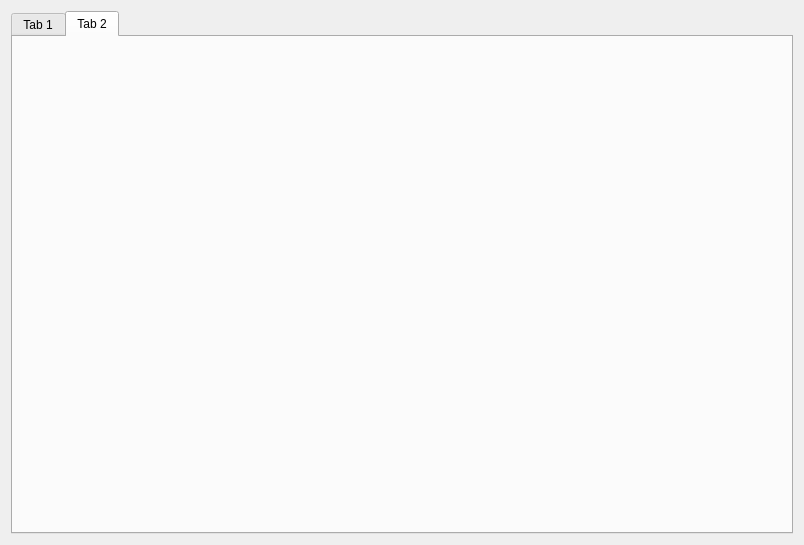
Qt form src/SecondDownloader/ui/frmsettings.ui (pinsoftstudio/SecondDownloader) before a commit.
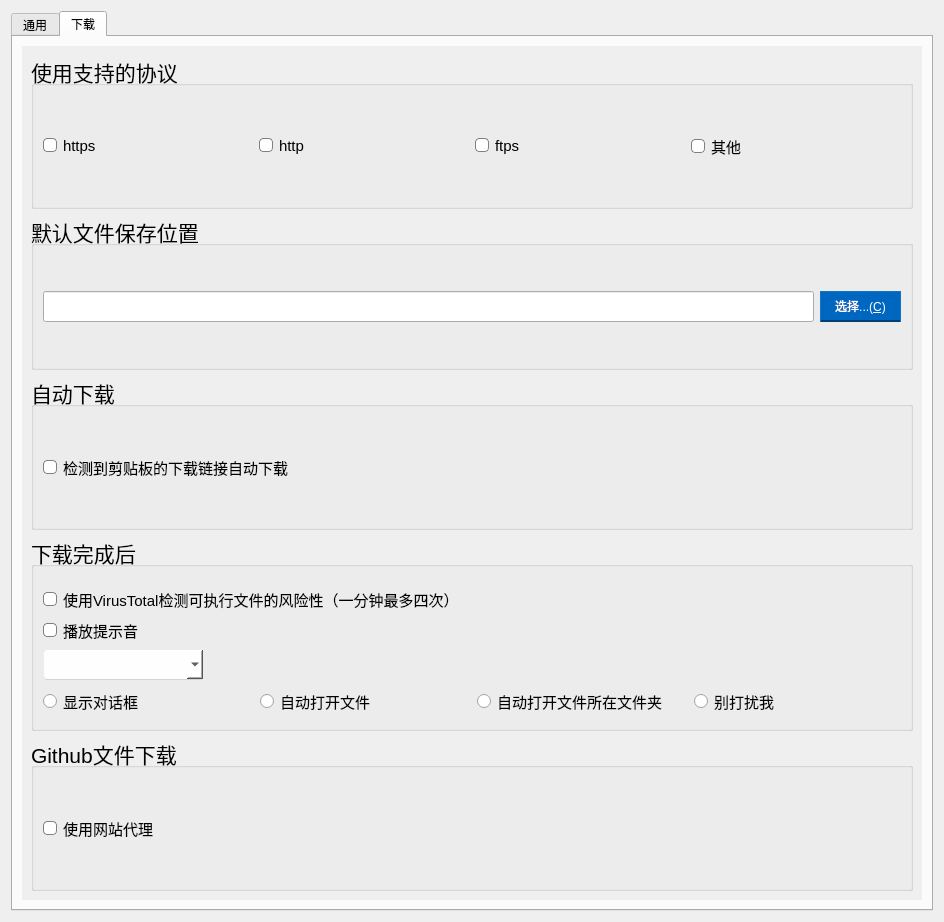
The same form after that commit. Icons and pictures are not drawn.

Patch:
```diff
--- a/src/SecondDownloader/ui/frmsettings.ui
+++ b/src/SecondDownloader/ui/frmsettings.ui
@@ -6,32 +6,561 @@
    <rect>
     <x>0</x>
     <y>0</y>
-    <width>804</width>
-    <height>545</height>
+    <width>944</width>
+    <height>922</height>
    </rect>
   </property>
   <property name="windowTitle">
    <string>Form</string>
   </property>
+  <property name="styleSheet">
+   <string notr="true">QComboBox::drop-down{
+	subcontrol-origin: padding;
+    subcontrol-position: top right;
+    width: 20px;
+	image: url(:/pics/res/drop-down.png);
+}
+QComboBox {  
+    border: 1px solid rgb(236,236,236); 
+	border-bottom-color: rgb(211, 211, 211);
+    border-radius: 4px;  
+    background-color: rgb(254, 254, 254); 
+	color:black;
+
+}  
+
+QComboBox:hover
+{
+	background-color:rgb(250, 250, 250);
+ }
+
+ QComboBox:pressed {  
+    background-color: rgb(250, 250, 250); 
+	border-bottom-color:rgb(236, 236, 236);
+	color:grey;
+}
+
+QComboBox QAbstractItemView {
+    border: 1px solid rgb(236,236,236); 
+	background-color: rgb(249,249,249);
+    border-radius: 6px;
+    padding: 1px 2px 1px 2px; 
+    min-width: 9em;   
+	outline:none;
+	
+}
+
+QComboBox QAbstractItemView::item {
+	border-radius: 6px;
+    height: 30px;  
+	color:black;
+	
+	background-color: rgb(249,249,249);
+
+}
+QComboBox QAbstractItemView::item:selected{
+	padding:3px;
+	border-top-left-radius:0px;
+	border-bottom-left-radius:0px;
+	border-left:2px solid rgb(0,103,192);
+
+} 
+
+QComboBox QAbstractItemView::item:hover {
+	border-top-left-radius:0px;
+	border-bottom-left-radius:0px;
+	border-left:none ;
+	background-color: rgb(240,240,240);
+	border-radius: 6px;
+
+
+	
+}
+QComboBox QAbstractItemView::item:pressed {
+	border-top-left-radius:0px;
+	border-bottom-left-radius:0px;
+	border-left:none ;
+	background-color: rgb(243,243,243);
+	border-radius: 6px;
+}
+QCheckBox::indicator:unchecked{
+	border: 1px solid grey;
+  border-radius:4px;
+  background-color:white;
+}
+QCheckBox::indicator:unchecked:hover{
+	border: 1px solid grey;
+  border-radius:4px;
+  background-color:rgb(227,227,227);
+}
+QCheckBox::indicator:checked{
+  border-image:url(:/pics/res/tick.png);
+  background-color: rgb(23, 143, 255);
+  /*border: 2px solid grey;*/
+  border-radius:4px;
+}
+QCheckBox::indicator:checked:hover{
+  border-image:url(:/pics/res/tick.png);
+  background-color: rgb(0,128,227);
+  /*border: 2px solid grey;*/
+  border-radius:4px;
+}
+</string>
+  </property>
   <layout class="QHBoxLayout" name="horizontalLayout">
    <item>
     <widget class="QTabWidget" name="tabWidget">
      <property name="styleSheet">
-      <string notr="true">
-</string>
+      <string notr="true"/>
+     </property>
+     <property name="tabPosition">
+      <enum>QTabWidget::North</enum>
+     </property>
+     <property name="tabShape">
+      <enum>QTabWidget::Rounded</enum>
      </property>
      <property name="currentIndex">
       <number>1</number>
      </property>
      <widget class="QWidget" name="tab">
       <attribute name="title">
-       <string>Tab 1</string>
+       <string>通用</string>
       </attribute>
      </widget>
      <widget class="QWidget" name="tab_2">
       <attribute name="title">
-       <string>Tab 2</string>
+       <string>下载</string>
       </attribute>
+      <layout class="QVBoxLayout" name="verticalLayout_5">
+       <item>
+        <widget class="QScrollArea" name="scrollDownload">
+         <property name="styleSheet">
+          <string notr="true"/>
+         </property>
+         <property name="frameShape">
+          <enum>QFrame::NoFrame</enum>
+         </property>
+         <property name="sizeAdjustPolicy">
+          <enum>QAbstractScrollArea::AdjustToContentsOnFirstShow</enum>
+         </property>
+         <property name="widgetResizable">
+          <bool>true</bool>
+         </property>
+         <widget class="QWidget" name="scrollAreaWidgetContents_2">
+          <property name="geometry">
+           <rect>
+            <x>0</x>
+            <y>0</y>
+            <width>912</width>
+            <height>867</height>
+           </rect>
+          </property>
+          <layout class="QVBoxLayout" name="verticalLayout_4">
+           <item>
+            <widget class="QGroupBox" name="groupBox_9">
+             <property name="minimumSize">
+              <size>
+               <width>0</width>
+               <height>100</height>
+              </size>
+             </property>
+             <property name="font">
+              <font>
+               <pointsize>16</pointsize>
+              </font>
+             </property>
+             <property name="title">
+              <string>使用支持的协议</string>
+             </property>
+             <property name="flat">
+              <bool>false</bool>
+             </property>
+             <layout class="QHBoxLayout" name="horizontalLayout_18">
+              <item>
+               <widget class="QCheckBox" name="chkProtrolHttps">
+                <property name="font">
+                 <font>
+                  <pointsize>11</pointsize>
+                 </font>
+                </property>
+                <property name="styleSheet">
+                 <string notr="true">QCheckBox::indicator:unchecked{
+  	border: 1px solid grey;
+	border-radius:4px;
+	background-color:white;
+}
+QCheckBox::indicator:unchecked:hover{
+  	border: 1px solid grey;
+	border-radius:4px;
+	background-color:rgb(227,227,227);
+}
+QCheckBox::indicator:checked{
+	border-image:url(:/pics/res/tick.png);
+	background-color: rgb(23, 143, 255);
+	/*border: 2px solid grey;*/
+	border-radius:4px;
+}
+QCheckBox::indicator:checked:hover{
+	border-image:url(:/pics/res/tick.png);
+	background-color: rgb(0,128,227);
+	/*border: 2px solid grey;*/
+	border-radius:4px;
+}</string>
+                </property>
+                <property name="text">
+                 <string>https</string>
+                </property>
+               </widget>
+              </item>
+              <item>
+               <widget class="QCheckBox" name="chkProtrolHttp">
+                <property name="font">
+                 <font>
+                  <pointsize>11</pointsize>
+                 </font>
+                </property>
+                <property name="text">
+                 <string>http</string>
+                </property>
+               </widget>
+              </item>
+              <item>
+               <widget class="QCheckBox" name="chkProtrolFtps">
+                <property name="font">
+                 <font>
+                  <pointsize>11</pointsize>
+                 </font>
+                </property>
+                <property name="text">
+                 <string>ftps</string>
+                </property>
+               </widget>
+              </item>
+              <item>
+               <widget class="QCheckBox" name="chkProtrolOthers">
+                <property name="font">
+                 <font>
+                  <pointsize>11</pointsize>
+                 </font>
+                </property>
+                <property name="text">
+                 <string>其他</string>
+                </property>
+               </widget>
+              </item>
+             </layout>
+            </widget>
+           </item>
+           <item>
+            <widget class="QGroupBox" name="groupBox_5">
+             <property name="minimumSize">
+              <size>
+               <width>0</width>
+               <height>100</height>
+              </size>
+             </property>
+             <property name="font">
+              <font>
+               <pointsize>16</pointsize>
+              </font>
+             </property>
+             <property name="title">
+              <string>默认文件保存位置</string>
+             </property>
+             <property name="flat">
+              <bool>false</bool>
+             </property>
+             <layout class="QVBoxLayout" name="verticalLayout_6">
+              <item>
+               <layout class="QHBoxLayout" name="horizontalLayout_8">
+                <item>
+                 <widget class="QLineEdit" name="lineSaveLocation">
+                  <property name="minimumSize">
+                   <size>
+                    <width>0</width>
+                    <height>31</height>
+                   </size>
+                  </property>
+                  <property name="maximumSize">
+                   <size>
+                    <width>16777215</width>
+                    <height>31</height>
+                   </size>
+                  </property>
+                 </widget>
+                </item>
+                <item>
+                 <widget class="QPushButton" name="btnSaveSelect">
+                  <property name="minimumSize">
+                   <size>
+                    <width>81</width>
+                    <height>31</height>
+                   </size>
+                  </property>
+                  <property name="maximumSize">
+                   <size>
+                    <width>81</width>
+                    <height>31</height>
+                   </size>
+                  </property>
+                  <property name="styleSheet">
+                   <string notr="true">QPushButton{
+	color: white;
+	background-color: rgb(0,103,192);
+	border:1px solid rgb(20,115,197);
+	border-bottom: 2px solid rgb(0,62,115);
+}
+QPushButton:disabled{
+	background-color: rgb(3, 41, 74);
+}
+QPushButton:hover{
+	color: white;
+	background-color: rgb(25,117,197);
+	border:1px solid rgb(43,128,202);
+	border-bottom: 2px solid rgb(15,70,118);
+}
+QPushButton:pressed{
+	color: rgb(194,218,239);
+	background-color: rgb(25,117,197);
+	border: 0px ;
+}</string>
+                  </property>
+                  <property name="text">
+                   <string>选择...(&amp;C)</string>
+                  </property>
+                 </widget>
+                </item>
+               </layout>
+              </item>
+             </layout>
+            </widget>
+           </item>
+           <item>
+            <widget class="QGroupBox" name="groupBox_20">
+             <property name="minimumSize">
+              <size>
+               <width>0</width>
+               <height>100</height>
+              </size>
+             </property>
+             <property name="font">
+              <font>
+               <pointsize>16</pointsize>
+              </font>
+             </property>
+             <property name="title">
+              <string>自动下载</string>
+             </property>
+             <property name="flat">
+              <bool>false</bool>
+             </property>
+             <layout class="QHBoxLayout" name="horizontalLayout_9">
+              <item>
+               <widget class="QCheckBox" name="chkDownLoadClip">
+                <property name="font">
+                 <font>
+                  <pointsize>11</pointsize>
+                 </font>
+                </property>
+                <property name="text">
+                 <string>检测到剪贴板的下载链接自动下载</string>
+                </property>
+               </widget>
+              </item>
+             </layout>
+            </widget>
+           </item>
+           <item>
+            <widget class="QGroupBox" name="groupBox_6">
+             <property name="minimumSize">
+              <size>
+               <width>0</width>
+               <height>195</height>
+              </size>
+             </property>
+             <property name="font">
+              <font>
+               <pointsize>16</pointsize>
+              </font>
+             </property>
+             <property name="title">
+              <string>下载完成后</string>
+             </property>
+             <property name="flat">
+              <bool>false</bool>
+             </property>
+             <layout class="QVBoxLayout" name="verticalLayout_8">
+              <item>
+               <layout class="QVBoxLayout" name="verticalLayout_3">
+                <property name="spacing">
+                 <number>7</number>
+                </property>
+                <property name="topMargin">
+                 <number>10</number>
+                </property>
+                <item>
+                 <widget class="QCheckBox" name="chkFinishedScan">
+                  <property name="font">
+                   <font>
+                    <pointsize>11</pointsize>
+                   </font>
+                  </property>
+                  <property name="text">
+                   <string>使用VirusTotal检测可执行文件的风险性（一分钟最多四次）</string>
+                  </property>
+                 </widget>
+                </item>
+                <item>
+                 <widget class="QCheckBox" name="chkFinishedBell">
+                  <property name="font">
+                   <font>
+                    <pointsize>11</pointsize>
+                   </font>
+                  </property>
+                  <property name="text">
+                   <string>播放提示音</string>
+                  </property>
+                 </widget>
+                </item>
+                <item>
+                 <layout class="QHBoxLayout" name="horizontalLayout_19">
+                  <property name="spacing">
+                   <number>10</number>
+                  </property>
+                  <item>
+                   <widget class="QComboBox" name="comboFinishedBell">
+                    <property name="minimumSize">
+                     <size>
+                      <width>161</width>
+                      <height>31</height>
+                     </size>
+                    </property>
+                    <property name="maximumSize">
+                     <size>
+                      <width>161</width>
+                      <height>31</height>
+                     </size>
+                    </property>
+                   </widget>
+                  </item>
+                  <item>
+                   <spacer name="horizontalSpacer">
+                    <property name="orientation">
+                     <enum>Qt::Horizontal</enum>
+                    </property>
+                    <property name="sizeHint" stdset="0">
+                     <size>
+                      <width>40</width>
+                      <height>20</height>
+                     </size>
+                    </property>
+                   </spacer>
+                  </item>
+                 </layout>
+                </item>
+               </layout>
+              </item>
+              <item>
+               <layout class="QHBoxLayout" name="horizontalLayout_7">
+                <property name="spacing">
+                 <number>10</number>
+                </property>
+                <property name="bottomMargin">
+                 <number>0</number>
+                </property>
+                <item>
+                 <widget class="QRadioButton" name="rdbDisplay">
+                  <property name="font">
+                   <font>
+                    <pointsize>11</pointsize>
+                   </font>
+                  </property>
+                  <property name="text">
+                   <string>显示对话框</string>
+                  </property>
+                 </widget>
+                </item>
+                <item>
+                 <widget class="QRadioButton" name="rdbFinishedOpenFile">
+                  <property name="font">
+                   <font>
+                    <pointsize>11</pointsize>
+                   </font>
+                  </property>
+                  <property name="text">
+                   <string>自动打开文件</string>
+                  </property>
+                 </widget>
+                </item>
+                <item>
+                 <widget class="QRadioButton" name="adbFinishedOpenFolder">
+                  <property name="font">
+                   <font>
+                    <pointsize>11</pointsize>
+                   </font>
+                  </property>
+                  <property name="text">
+                   <string>自动打开文件所在文件夹</string>
+                  </property>
+                 </widget>
+                </item>
+                <item>
+                 <widget class="QRadioButton" name="rdbFinishedNotNotice">
+                  <property name="font">
+                   <font>
+                    <pointsize>11</pointsize>
+                   </font>
+                  </property>
+                  <property name="text">
+                   <string>别打扰我</string>
+                  </property>
+                 </widget>
+                </item>
+               </layout>
+              </item>
+             </layout>
+            </widget>
+           </item>
+           <item>
+            <widget class="QGroupBox" name="groupBox_7">
+             <property name="minimumSize">
+              <size>
+               <width>0</width>
+               <height>100</height>
+              </size>
+             </property>
+             <property name="font">
+              <font>
+               <pointsize>16</pointsize>
+              </font>
+             </property>
+             <property name="title">
+              <string>Github文件下载</string>
+             </property>
+             <property name="flat">
+              <bool>false</bool>
+             </property>
+             <layout class="QVBoxLayout" name="verticalLayout_7">
+              <item>
+               <widget class="QCheckBox" name="chkGithubProxy">
+                <property name="font">
+                 <font>
+                  <pointsize>11</pointsize>
+                 </font>
+                </property>
+                <property name="text">
+                 <string>使用网站代理</string>
+                </property>
+               </widget>
+              </item>
+             </layout>
+            </widget>
+           </item>
+          </layout>
+         </widget>
+        </widget>
+       </item>
+      </layout>
      </widget>
     </widget>
    </item>
```
Left out of the diff: 300 changed lines with no effect on the pictures.
